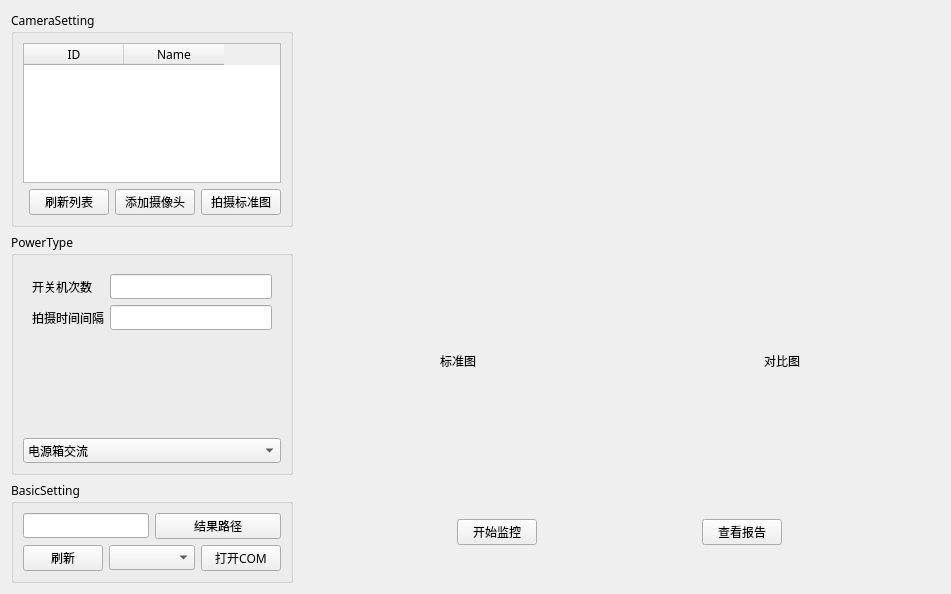
First picture: the form in core/mainwindow.ui, repository jeffreyyjp/TvSupervision, before the edit.
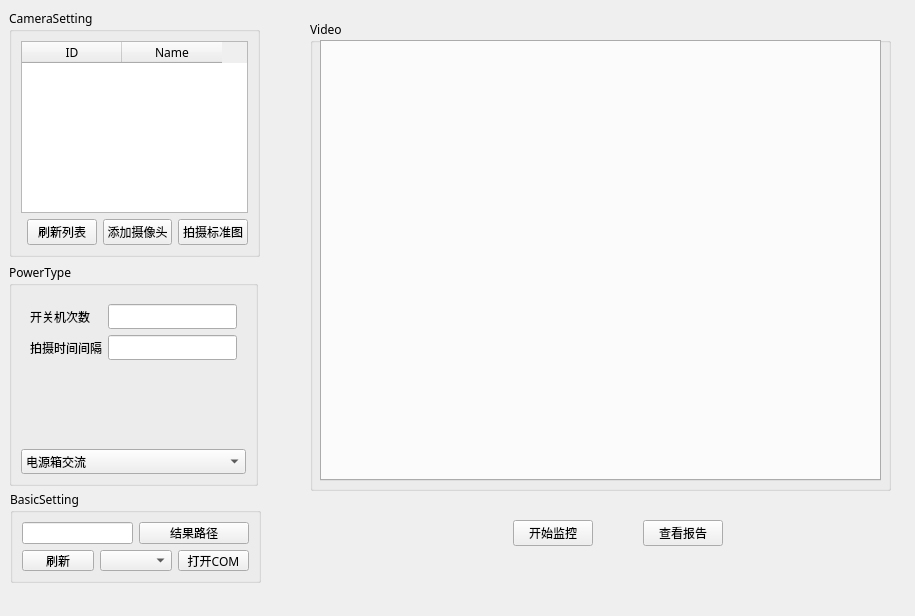
Second picture: the form after the edit. Icons and pictures are not drawn.

Commit message: adding camera table showing.

```diff
--- a/core/mainwindow.ui
+++ b/core/mainwindow.ui
@@ -6,8 +6,8 @@
    <rect>
     <x>0</x>
     <y>0</y>
-    <width>951</width>
-    <height>594</height>
+    <width>915</width>
+    <height>616</height>
    </rect>
   </property>
   <property name="font">
@@ -22,9 +22,15 @@
    <iconset>
     <normaloff>Res/tv.jpg</normaloff>Res/tv.jpg</iconset>
   </property>
-  <layout class="QGridLayout" name="gridLayout_2" columnstretch="1,3">
-   <item row="0" column="0">
     <widget class="QGroupBox" name="groupBox">
+   <property name="geometry">
+    <rect>
+     <x>9</x>
+     <y>9</y>
+     <width>251</width>
+     <height>248</height>
+    </rect>
+   </property>
      <property name="title">
       <string>CameraSetting</string>
      </property>
@@ -69,109 +75,15 @@
       </item>
      </layout>
     </widget>
-   </item>
-   <item row="0" column="1" rowspan="2">
-    <layout class="QHBoxLayout" name="horizontalLayout_5">
-     <item>
-      <layout class="QVBoxLayout" name="verticalLayout_2">
-       <item>
-        <widget class="QLabel" name="label_22">
-         <property name="text">
-          <string/>
-         </property>
-        </widget>
-       </item>
-       <item>
-        <layout class="QHBoxLayout" name="horizontalLayout_3">
-         <item>
-          <spacer name="horizontalSpacer_3">
-           <property name="orientation">
-            <enum>Qt::Horizontal</enum>
-           </property>
-           <property name="sizeHint" stdset="0">
-            <size>
-             <width>40</width>
-             <height>20</height>
-            </size>
-           </property>
-          </spacer>
-         </item>
-         <item>
-          <widget class="QLabel" name="label_24">
-           <property name="text">
-            <string>标准图</string>
-           </property>
-          </widget>
-         </item>
-         <item>
-          <spacer name="horizontalSpacer_4">
-           <property name="orientation">
-            <enum>Qt::Horizontal</enum>
-           </property>
-           <property name="sizeHint" stdset="0">
-            <size>
-             <width>40</width>
-             <height>20</height>
-            </size>
-           </property>
-          </spacer>
-         </item>
-        </layout>
-       </item>
-      </layout>
-     </item>
-     <item>
-      <layout class="QVBoxLayout" name="verticalLayout_3">
-       <item>
-        <widget class="QLabel" name="label_23">
-         <property name="text">
-          <string/>
-         </property>
-        </widget>
-       </item>
-       <item>
-        <layout class="QHBoxLayout" name="horizontalLayout_4">
-         <item>
-          <spacer name="horizontalSpacer_5">
-           <property name="orientation">
-            <enum>Qt::Horizontal</enum>
-           </property>
-           <property name="sizeHint" stdset="0">
-            <size>
-             <width>40</width>
-             <height>20</height>
-            </size>
-           </property>
-          </spacer>
-         </item>
-         <item>
-          <widget class="QLabel" name="label_25">
-           <property name="text">
-            <string>对比图</string>
-           </property>
-          </widget>
-         </item>
-         <item>
-          <spacer name="horizontalSpacer_6">
-           <property name="orientation">
-            <enum>Qt::Horizontal</enum>
-           </property>
-           <property name="sizeHint" stdset="0">
-            <size>
-             <width>40</width>
-             <height>20</height>
-            </size>
-           </property>
-          </spacer>
-         </item>
-        </layout>
-       </item>
-      </layout>
-     </item>
-    </layout>
-   </item>
-   <item row="1" column="0">
     <widget class="QGroupBox" name="groupBox_2">
+   <property name="geometry">
+    <rect>
+     <x>9</x>
+     <y>263</y>
+     <width>249</width>
+     <height>223</height>
+    </rect>
+   </property>
      <property name="title">
       <string>PowerType</string>
      </property>
@@ -326,9 +238,15 @@
       </item>
      </layout>
     </widget>
-   </item>
-   <item row="2" column="0">
     <widget class="QGroupBox" name="groupBox_3">
+   <property name="geometry">
+    <rect>
+     <x>10</x>
+     <y>490</y>
+     <width>251</width>
+     <height>93</height>
+    </rect>
+   </property>
      <property name="title">
       <string>BasicSetting</string>
      </property>
@@ -362,8 +280,41 @@
       </item>
      </layout>
     </widget>
-   </item>
-   <item row="2" column="1">
+  <widget class="QGroupBox" name="groupBox_4">
+   <property name="geometry">
+    <rect>
+     <x>310</x>
+     <y>20</y>
+     <width>581</width>
+     <height>471</height>
+    </rect>
+   </property>
+   <property name="title">
+    <string>Video</string>
+   </property>
+   <widget class="QTabWidget" name="camera_tab">
+    <property name="geometry">
+     <rect>
+      <x>10</x>
+      <y>20</y>
+      <width>561</width>
+      <height>441</height>
+     </rect>
+    </property>
+    <property name="currentIndex">
+     <number>-1</number>
+    </property>
+   </widget>
+  </widget>
+  <widget class="QWidget" name="">
+   <property name="geometry">
+    <rect>
+     <x>470</x>
+     <y>520</y>
+     <width>296</width>
+     <height>27</height>
+    </rect>
+   </property>
     <layout class="QHBoxLayout" name="horizontalLayout_6">
      <item>
       <spacer name="horizontalSpacer_7">
@@ -419,8 +370,7 @@
       </spacer>
      </item>
     </layout>
-   </item>
-  </layout>
+  </widget>
  </widget>
  <resources/>
  <connections>
```
Left out of the diff: 4 changed lines with no effect on the pictures. Lines whose indentation alone changed are shown as unchanged. The commit also changes 2 other files.
